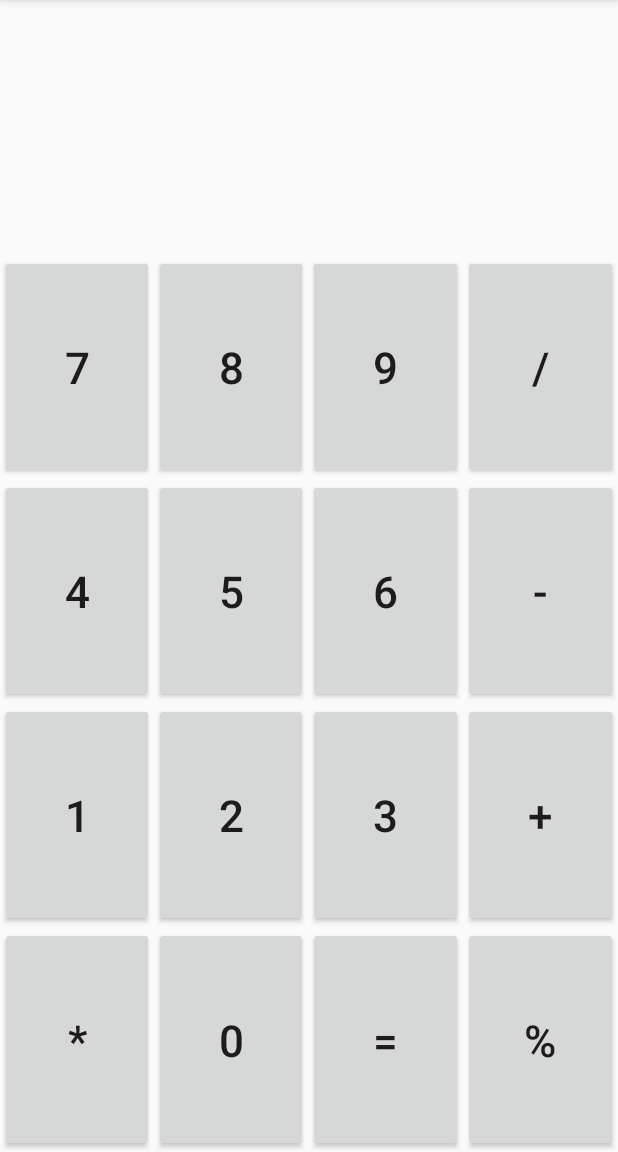
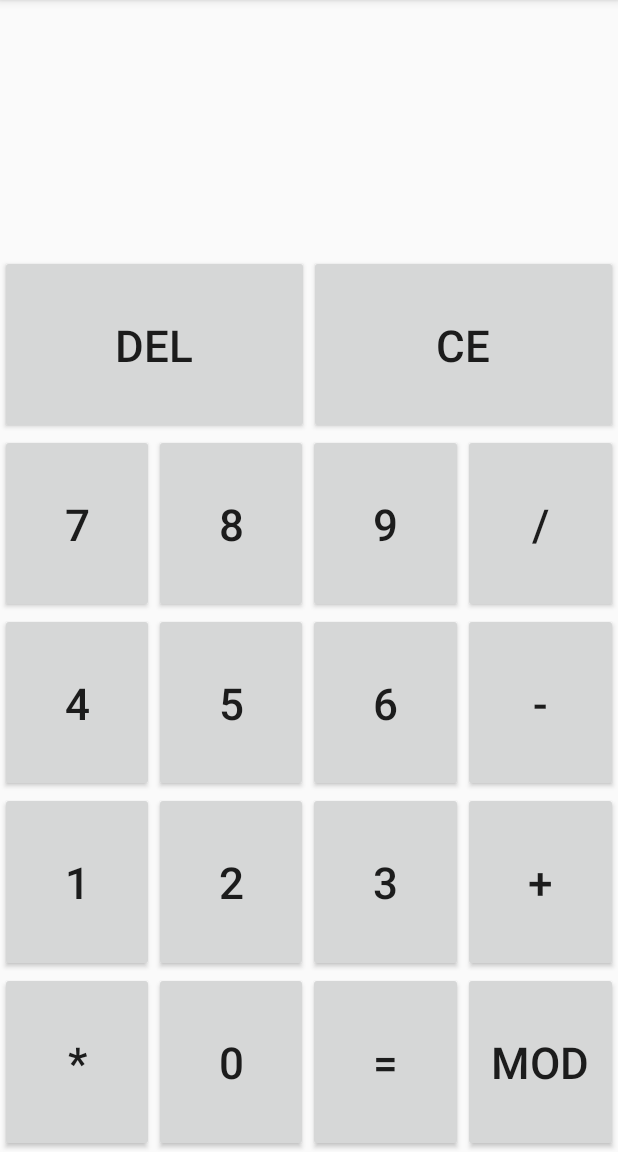
Before and after one commit to kiloz14/Calculator, an Android app: the screen it shows after launch (MainActivity), on a phone screen of 412 x 824 dp, the part 84-1236 px from its top. Run offline under Robolectric (Android 15) with nearby library versions, the phone set to English and light mode, and no system bars.

```diff
--- a/app/src/main/res/layout/mylinearlayout.xml
+++ b/app/src/main/res/layout/mylinearlayout.xml
@@ -6,11 +6,36 @@
 
     <TextView
         android:textSize="30sp"
-        android:gravity="center"
+        android:textColor="#000000"
+        android:gravity="center|right"
         android:layout_margin="10dp"
         android:id="@+id/calcScreen"
         android:layout_width="match_parent"
         android:layout_height="150dp" />
+
+    <LinearLayout
+        android:layout_width="match_parent"
+        android:layout_height="0dp"
+        android:layout_weight="1"
+        android:orientation="horizontal">
+
+        <Button
+            android:id="@+id/deletetext"
+            android:layout_width="0dp"
+            android:layout_height="match_parent"
+            android:layout_weight="1"
+            android:text="DEl"
+            android:textSize="29sp" />
+        <Button
+            android:id="@+id/cleareverything"
+            android:layout_width="0dp"
+            android:layout_height="match_parent"
+            android:layout_weight="1"
+            android:text="CE"
+            android:textSize="29sp" />
+
+
+    </LinearLayout>
 
     <LinearLayout
         android:layout_width="match_parent"
@@ -144,12 +169,13 @@
             android:layout_weight="1"
             android:text="="
             android:textSize="29sp" />
+
         <Button
             android:id="@+id/modulo"
             android:layout_width="0dp"
             android:layout_height="match_parent"
             android:layout_weight="1"
-            android:text="%"
+            android:text="mod"
             android:textSize="29sp" />
     </LinearLayout>
 
```
Also changed, not shown: app/src/main/java/com/example/calculator/MainActivity.java (+93 -1 lines).
